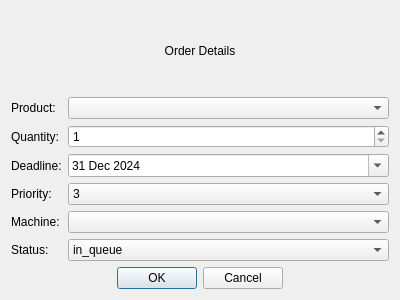
The window that ui/OrderDialog.ui (MagdaOleksandrTeam/ProductionPlanner) describes before a commit, drawn with Qt 5.
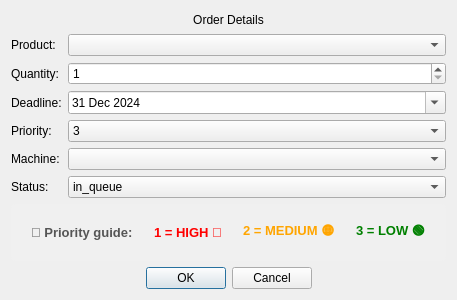
The same window after the commit.

Commit message: added priority hint to order dialogs

What changed in the file:
```diff
--- a/ui/OrderDialog.ui
+++ b/ui/OrderDialog.ui
@@ -76,7 +76,7 @@
       <widget class="QDateEdit" name="de_deadline">
        <property name="dateTime">
         <datetime>
-         <hour>23</hour>
+         <hour>21</hour>
          <minute>0</minute>
          <second>0</second>
          <year>2024</year>
@@ -86,7 +86,7 @@
        </property>
        <property name="maximumDateTime">
         <datetime>
-         <hour>21</hour>
+         <hour>19</hour>
          <minute>59</minute>
          <second>59</second>
          <year>2050</year>
@@ -96,7 +96,7 @@
        </property>
        <property name="minimumDateTime">
         <datetime>
-         <hour>21</hour>
+         <hour>17</hour>
          <minute>0</minute>
          <second>0</second>
          <year>2022</year>
@@ -182,6 +182,64 @@
      </item>
     </layout>
    </item>
+   <item>
+    <widget class="QFrame" name="framePriorityHint">
+     <property name="styleSheet">
+      <string notr="true">color: #555;
+font-weight: bold;
+font-size: 10pt;
+padding: 4px;
+font-weight: bold;
+background-color: #f0f0f0;
+border-radius: 4px;</string>
+     </property>
+     <property name="frameShape">
+      <enum>QFrame::Shape::StyledPanel</enum>
+     </property>
+     <property name="frameShadow">
+      <enum>QFrame::Shadow::Raised</enum>
+     </property>
+     <layout class="QHBoxLayout" name="horizontalLayout">
+      <item>
+       <widget class="QLabel" name="lbl_guide">
+        <property name="text">
+         <string>💡 Priority guide:</string>
+        </property>
+       </widget>
+      </item>
+      <item>
+       <widget class="QLabel" name="lbl_1">
+        <property name="styleSheet">
+         <string notr="true">color: red;</string>
+        </property>
+        <property name="text">
+         <string>1 = HIGH 🔴</string>
+        </property>
+       </widget>
+      </item>
+      <item>
+       <widget class="QLabel" name="lbl_2">
+        <property name="styleSheet">
+         <string notr="true">color: orange;</string>
+        </property>
+        <property name="text">
+         <string>2 = MEDIUM 🟡</string>
+        </property>
+       </widget>
+      </item>
+      <item>
+       <widget class="QLabel" name="lbl_3">
+        <property name="styleSheet">
+         <string notr="true">color: green</string>
+        </property>
+        <property name="text">
+         <string>3 = LOW 🟢</string>
+        </property>
+       </widget>
+      </item>
+     </layout>
+    </widget>
+   </item>
    <item>
     <widget class="QDialogButtonBox" name="buttonBox">
      <property name="orientation">
```
The commit also changes 2 other files.
